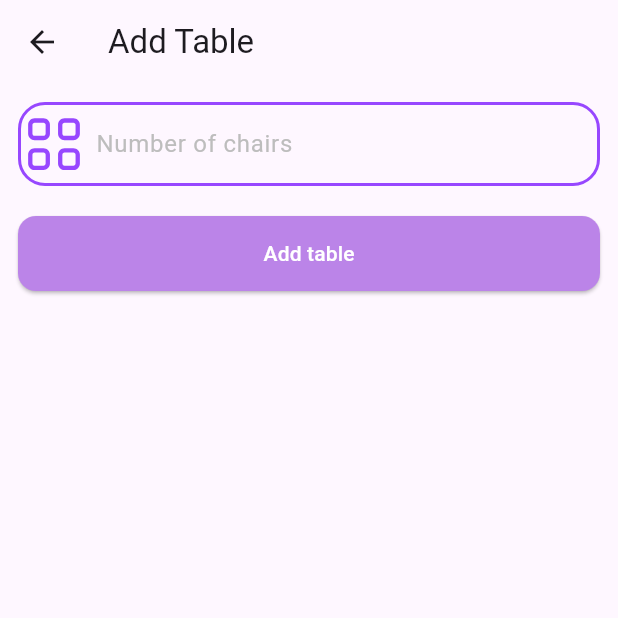
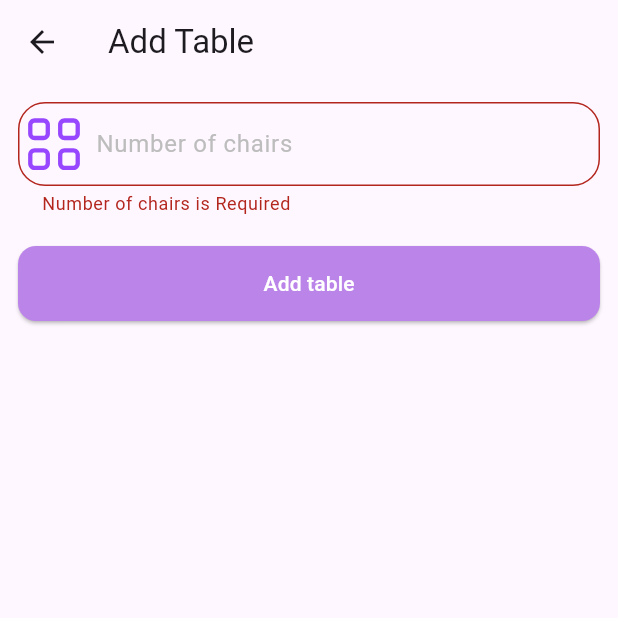
Before and after one commit to bahaaeshnena/resturant_dashboard, a Flutter app: the AddTableView screen opened directly, after a tap on "Add table", on a phone screen of 412 x 824 dp, the top half of it. Run offline on Flutter 3.47's test engine with Material 3 defaults, Android fonts, the phone set to English and light mode, and no system bars; our stand-ins replace cloud_firestore, firebase_auth, firebase_core, flutter_svg, google_sign_in, shared_preferences; accounts and stored records are empty.

Commit message:
create viewmodel table and finish logic add tabels

```diff
--- a/lib/main.dart
+++ b/lib/main.dart
@@ -3,11 +3,13 @@ import 'package:flutter/material.dart';
 import 'package:provider/provider.dart';
 import 'package:shared_preferences/shared_preferences.dart';
 import 'package:task/firebase_options.dart';
+import 'package:task/src/core/data/repositories/tabeles/tabel_repo.dart';
 import 'package:task/src/core/data/repositories/user/user_repo.dart';
 import 'package:task/src/features/auth/view_models/auth_view_model.dart';
 import 'package:task/src/features/auth/view_models/password_visibility_provider.dart';
 import 'package:task/src/features/auth/presentation/views/sign_in/sign_in_view.dart';
 import 'package:task/src/features/home/presentation/views/home_view.dart';
+import 'package:task/src/features/home/view_models/tabel_view_model.dart';
 
 void main() async {
   WidgetsFlutterBinding.ensureInitialized();
@@ -37,6 +39,9 @@ class Task extends StatelessWidget {
         ChangeNotifierProvider(
           create: (_) => PasswordVisibilityProvider(),
         ),
+        ChangeNotifierProvider(
+          create: (_) => TableViewModel(tableRepo: TableRepo()),
+        ),
       ],
       child: MaterialApp(
         debugShowCheckedModeBanner: false,
--- a/lib/src/features/home/presentation/views/drawer/widgets/body_add_table_view.dart
+++ b/lib/src/features/home/presentation/views/drawer/widgets/body_add_table_view.dart
@@ -1,6 +1,9 @@
 import 'package:flutter/material.dart';
+import 'package:provider/provider.dart';
+import 'package:task/src/core/utils/validators/validator.dart';
 import 'package:task/src/core/utils/widgets/custom_elevated_button.dart';
 import 'package:task/src/core/utils/widgets/custom_text_field.dart';
+import 'package:task/src/features/home/view_models/tabel_view_model.dart';
 
 class BodyAddTableView extends StatelessWidget {
   const BodyAddTableView({super.key});
@@ -10,25 +13,59 @@ class BodyAddTableView extends StatelessWidget {
     return SingleChildScrollView(
       child: Padding(
         padding: const EdgeInsets.all(12),
+        child: Consumer<TableViewModel>(
+          builder: (context, tableViewModel, child) {
+            return Column(
+              children: [
+                Form(
+                  key: tableViewModel.addTabelFormKey,
                   child: Column(
                     children: [
-            Form(
-              child: Column(
-                children: [
-                  const CustomTextField(
+                      CustomTextField(
+                        controller: tableViewModel.numberOfChairsController,
+                        validator: (value) => Validator.volidateEmptyText(
+                            "Number of chairs", value),
                         keyboardType: TextInputType.number,
                         icon: 'assets/images/number.svg',
                         hint: 'Number of chairs',
                       ),
                       const SizedBox(height: 20),
                       CustomElevatedButton(
-                    text: 'Add table',
-                    onPressed: () {},
+                        text: tableViewModel.isLoading
+                            ? 'Adding...'
+                            : 'Add table',
+                        onPressed: tableViewModel.isLoading
+                            ? null
+                            : () async {
+                                await tableViewModel.addTable();
+
+                                if (tableViewModel.successMessage != null) {
+                                  // ignore: use_build_context_synchronously
+                                  ScaffoldMessenger.of(context).showSnackBar(
+                                    SnackBar(
+                                      content:
+                                          Text(tableViewModel.successMessage!),
+                                    ),
+                                  );
+                                } else if (tableViewModel.errorMessage !=
+                                    null) {
+                                  // ignore: use_build_context_synchronously
+                                  ScaffoldMessenger.of(context).showSnackBar(
+                                    SnackBar(
+                                      content:
+                                          Text(tableViewModel.errorMessage!),
+                                      backgroundColor: Colors.red,
+                                    ),
+                                  );
+                                }
+                              },
                       ),
                     ],
                   ),
                 ),
               ],
+            );
+          },
         ),
       ),
     );
--- /dev/null
+++ b/lib/src/features/home/view_models/tabel_view_model.dart
@@ -0,0 +1,75 @@
+import 'package:flutter/material.dart';
+import 'package:task/src/core/data/repositories/tabeles/tabel_repo.dart';
+import 'package:task/src/features/home/models/tabel_model.dart';
+import 'package:uuid/uuid.dart';
+
+class TableViewModel extends ChangeNotifier {
+  TableViewModel({required TableRepo tableRepo}) : _tableRepo = tableRepo;
+
+  final TableRepo _tableRepo;
+  List<TabelModel> _tables = [];
+  List<TabelModel> get tables => _tables;
+
+  bool _isLoading = false;
+  bool get isLoading => _isLoading;
+
+  String? _errorMessage;
+  String? get errorMessage => _errorMessage;
+
+  String? _successMessage;
+  String? get successMessage => _successMessage;
+
+  GlobalKey<FormState> addTabelFormKey = GlobalKey<FormState>();
+  final TextEditingController numberOfChairsController =
+      TextEditingController();
+
+  Future<void> fetchTables() async {
+    _setLoading(true);
+    try {
+      _tables = await _tableRepo.getTables();
+      _errorMessage = null;
+    } catch (e) {
+      _errorMessage = 'Failed to fetch tables';
+    } finally {
+      _setLoading(false);
+    }
+  }
+
+  Future<void> addTable() async {
+    if (!addTabelFormKey.currentState!.validate()) {
+      return;
+    }
+
+    _setLoading(true);
+    try {
+      String id = const Uuid().v4();
+      TabelModel newTable = TabelModel(
+        id: id,
+        numberOfChairs: numberOfChairsController.text,
+      );
+
+      await _tableRepo.addTable(newTable);
+      _tables.add(newTable);
+      _errorMessage = null;
+      _successMessage = 'Table added successfully';
+      numberOfChairsController.clear();
+    } catch (e) {
+      _errorMessage = 'Failed to add table';
+      _successMessage = null;
+    } finally {
+      _setLoading(false);
+      notifyListeners();
+    }
+  }
+
+  void _setLoading(bool value) {
+    _isLoading = value;
+    notifyListeners();
+  }
+
+  void clearMessages() {
+    _errorMessage = null;
+    _successMessage = null;
+    notifyListeners();
+  }
+}
--- a/pubspec.yaml
+++ b/pubspec.yaml
@@ -40,6 +40,7 @@ dependencies:
   iconsax_flutter: ^1.0.0
   provider: ^6.1.2
   shared_preferences: ^2.3.2
+  uuid: ^4.5.0
 
 dev_dependencies:
   flutter_lints: ^4.0.0
```
Also changed, not shown: pubspec.lock. Lines whose indentation alone changed are shown as unchanged.
